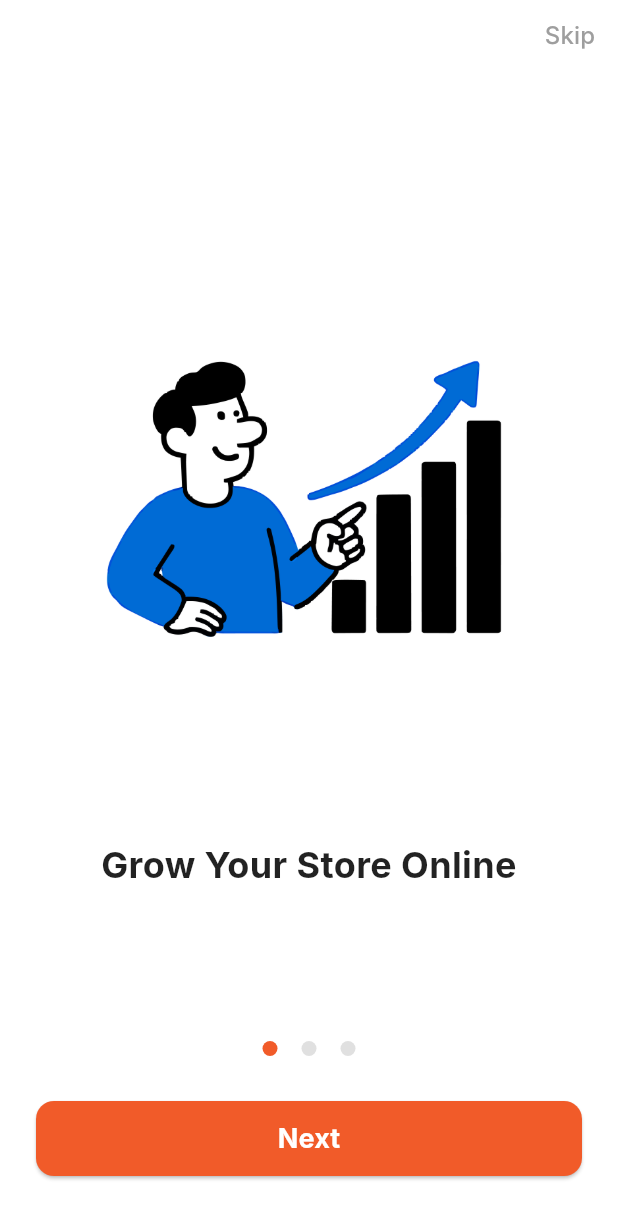
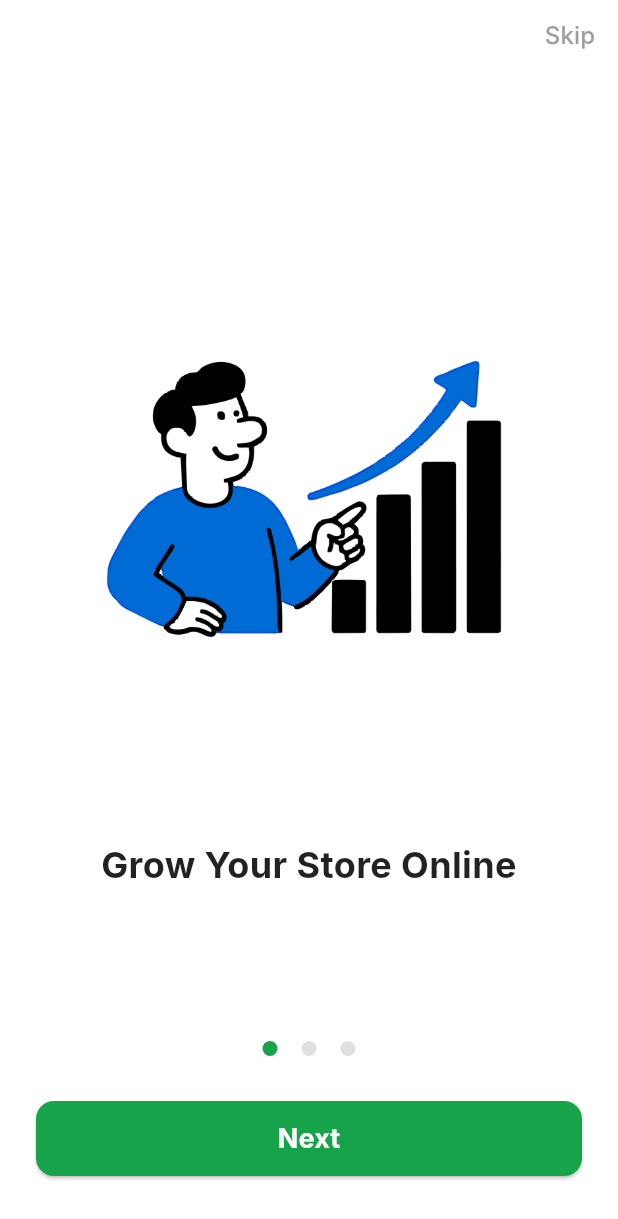
Before and after one commit to imgrasooldev/yolger_seller_app, a Flutter app: the screen it shows after launch, on a phone screen of 412 x 824 dp. Shown: the top 1219 px of the screen. Run offline on Flutter 3.47's test engine with Material 3 defaults, Android fonts, the phone set to English and light mode, and no system bars; drawn by our look-alikes of smooth_page_indicator; our stand-ins replace audioplayers, cached_network_image, connectivity_plus, country_picker, dio, equatable and 21 more; missing offline and left inert: curl_logger_dio_interceptor, flutter_inappwebview, flutter_quill, flutter_quill_delta_from_html, video_compress, vsc_quill_delta_to_html; accounts and stored records are empty; network calls fail; Roboto replaces fonts that are missing (Inter); project files that could hold a hidden picture were left out.

Commit message:
seller app new theme with firebase config.

```diff
--- a/lib/config/colors.dart
+++ b/lib/config/colors.dart
@@ -1,30 +1,36 @@
 import 'package:flutter/material.dart';
 
 class AppColors {
-  static const Color primaryColor = Color(0xFFF15B29);
+  // Brand
+  static const Color primaryColor = Color(0xFF16A34A);
 
-  // font color
+  // Font color
   static Color lightFontColor = Colors.black;
   static Color darkFontColor = Colors.white;
 
-  // custom section
-  static Color customBoxBorder = const Color(0xFFF5F5F5);
-  static Color chevronIconColor = const Color(0xFF9D9D9D);
-  static Color sectionTitleColor = const Color(0xFF5B5454);
+  // Custom section
+  static const Color customBoxBorder = Color(0xFFF5F5F5);
+  static const Color chevronIconColor = Color(0xFF9D9D9D);
+  static const Color sectionTitleColor = Color(0xFF5B5454);
 
   /// Light Theme Colors
   static const Color mainLightBackgroundColor = Colors.white;
   static Color mainLightBackgroundColor2 = Colors.grey.shade200;
+
   static const Color mainLightContainerBgColor = Color(0xFFF7FAFC);
   static const Color lightSecondary = Color(0xFFE0E0E0);
-  static const Color lightTertiary = Color(0xFF0D1117);
+
+  static const Color lightTertiary = Color(0xFF0F172A);
   static Color lightProductCardColor = Colors.grey.shade100;
-  static const Color lightSubCategoryCardColor = Color(0xFFE5FBFF);
+
+  // Updated from old cyan to brand green
+  static const Color lightSubCategoryCardColor = Color(0xFFEAF7EE);
+
   static Color lightOutline = Colors.grey.shade200;
   static Color lightOutlineVariant = Colors.grey.shade300;
 
   /// Dark Theme Colors
-  static const Color mainDarkBackgroundColor = Color(0xFF0D1117);
+  static const Color mainDarkBackgroundColor = Color(0xFF0F172A);
   static const Color mainDarkContainerBgColor = Color(0xFF151515);
   static const Color darkSubCategoryCardColor = Color(0xFF161B22);
   static const Color darkExtraCardColor = Color(0xFF30363D);
@@ -32,26 +38,32 @@ class AppColors {
 
   static Color darkProductCardColor = const Color(0xFF161B22);
   static Color darkOutline = Colors.grey.shade700;
-  static Color darkOutlineVariant = Colors.grey.withValues(alpha: 0.5);
+  static Color darkOutlineVariant =
+  Colors.grey.withValues(alpha: 0.5);
 
+  // Functional colors
   static const Color successColor = Color(0xFF1C6D2B);
-  static const pendingColor = Color(0xFFFFB100);
-  static const errorColor = Color(0xFFFF2222);
-  static const darkErrorColor = Color(0xFFb30826);
+  static const Color pendingColor = Color(0xFFF59E0B);
+  static const Color errorColor = Color(0xFFFF2222);
+  static const Color darkErrorColor = Color(0xFFB30826);
 
   // Step Status Colors
-  static const Color stepCompletedColor = Color(0xFF1C6D2B);
+  static const Color stepCompletedColor = Color(0xFF16A34A);
   static const Color stepCurrentColor = primaryColor;
-  static const Color stepCurrentBgColor = Color(0xFFEFF6FF);
+
+  // Updated from old blue to brand green tint
+  static const Color stepCurrentBgColor = Color(0xFFEAF7EE);
+
   static const Color stepPendingColor = Color(0xFF94A3B8);
   static const Color stepPendingBgColor = Color(0xFFF8FAFC);
   static const Color stepPendingCircleColor = Color(0xFFF1F5F9);
 
-  // auth header color
+  // Auth header
+  static const Color authHeaderColor = Color(0xFFDDF7E5);
 
-  static const Color authHeaderColor = Color(0xFFF6CABB);
-  static const Color zoneLocationMarkerColor = Color(0xFF1C6D2B);
+  // Zone location marker
+  static const Color zoneLocationMarkerColor = Color(0xFF16A34A);
 
-  //More Menu Box
-  static const moreOptionsBackground = Color(0xFFEBF6FF);
+  // More Menu Box
+  static const Color moreOptionsBackground = Color(0xFFEAF7EE);
 }
--- a/lib/config/constant.dart
+++ b/lib/config/constant.dart
@@ -1,11 +1,11 @@
 class AppConstants {
-  static String domainUrl = 'https://portal.yolger.com';
-  static String appName = 'Yolger';
-  static String packageName = 'com.hyperLocal.seller';
+  static String domainUrl = 'https://portal.shopezyna.com';
+  static String appName = 'Shopezy Seller';
+  static String packageName = 'com.shopezy.seller';
   static String androidMapKey = 'AIzaSyCgvH0AbfvC1-i1OWm-zsiBOAemSaKxzeI';
-  static String iosMapKey = 'AIzaSyBvNTjJHm_81Qiyz84lzGjKAEls14HGbJo';
+  static String iosMapKey = 'AIzaSyAuCfo9YCR18BGhMRXvwEa8a2tmyQPiDBA';
   static String serverClientId =
-      '482042012624-b31pam8eq1a0m2j2sl1jdustetpt98q8.apps.googleusercontent.com';
+      '182078486211-qlkfrj65re3efrjgldo8nevmbmmh5bct.apps.googleusercontent.com';
   // theme related variables
   static String fontFamily = 'Inter';
   static String systemVersion = '2.0.0';
--- a/lib/l10n/app_ar.arb
+++ b/lib/l10n/app_ar.arb
@@ -242,7 +242,7 @@
   "home": "الرئيسية",
   "hoursAgo": "منذ {count} ساعة",
   "hsnCode": "رمز HSN",
-  "hyperLocal": "هايبر لوكال",
+  "hyperLocal": "ShopEzy Seller",
   "iWantMyMoney": "أريد أموالي",
   "identity": "الهوية",
   "imageFit": "ملاءمة الصورة",
--- a/lib/l10n/app_en.arb
+++ b/lib/l10n/app_en.arb
@@ -295,7 +295,7 @@
   "home": "Home",
   "hoursAgo": "{count}h ago",
   "hsnCode": "HSN Code",
-  "hyperLocal": "HYPER LOCAL",
+  "hyperLocal": "ShopEzy Seller",
   "iWantMyMoney": "I want my money",
   "identity": "Identity",
   "image": "Image",
--- a/lib/l10n/app_hi.arb
+++ b/lib/l10n/app_hi.arb
@@ -243,7 +243,7 @@
   "home": "होम",
   "hoursAgo": "{count} घंटे पहले",
   "hsnCode": "HSN कोड",
-  "hyperLocal": "हाइपर लोकल",
+  "hyperLocal": "ShopEzy Seller",
   "iWantMyMoney": "मुझे मेरे पैसे चाहिए",
   "identity": "पहचान",
   "imageFit": "छवि फिट",
--- a/lib/l10n/app_localizations_ar.dart
+++ b/lib/l10n/app_localizations_ar.dart
@@ -972,7 +972,7 @@ class AppLocalizationsAr extends AppLocalizations {
   String get hsnCode => 'رمز HSN';
 
   @override
-  String get hyperLocal => 'هايبر لوكال';
+  String get hyperLocal => 'ShopEzy Seller';
 
   @override
   String get iWantMyMoney => 'أريد أموالي';
--- a/lib/l10n/app_localizations_en.dart
+++ b/lib/l10n/app_localizations_en.dart
@@ -975,7 +975,7 @@ class AppLocalizationsEn extends AppLocalizations {
   String get hsnCode => 'HSN Code';
 
   @override
-  String get hyperLocal => 'HYPER LOCAL';
+  String get hyperLocal => 'ShopEzy Seller';
 
   @override
   String get iWantMyMoney => 'I want my money';
--- a/lib/l10n/app_localizations_hi.dart
+++ b/lib/l10n/app_localizations_hi.dart
@@ -975,7 +975,7 @@ class AppLocalizationsHi extends AppLocalizations {
   String get hsnCode => 'HSN कोड';
 
   @override
-  String get hyperLocal => 'हाइपर लोकल';
+  String get hyperLocal => 'ShopEzy Seller';
 
   @override
   String get iWantMyMoney => 'मुझे मेरे पैसे चाहिए';
```
Also changed, not shown: pubspec.yaml (+13 -0 lines), lib/firebase_options.dart, 35 other files.
